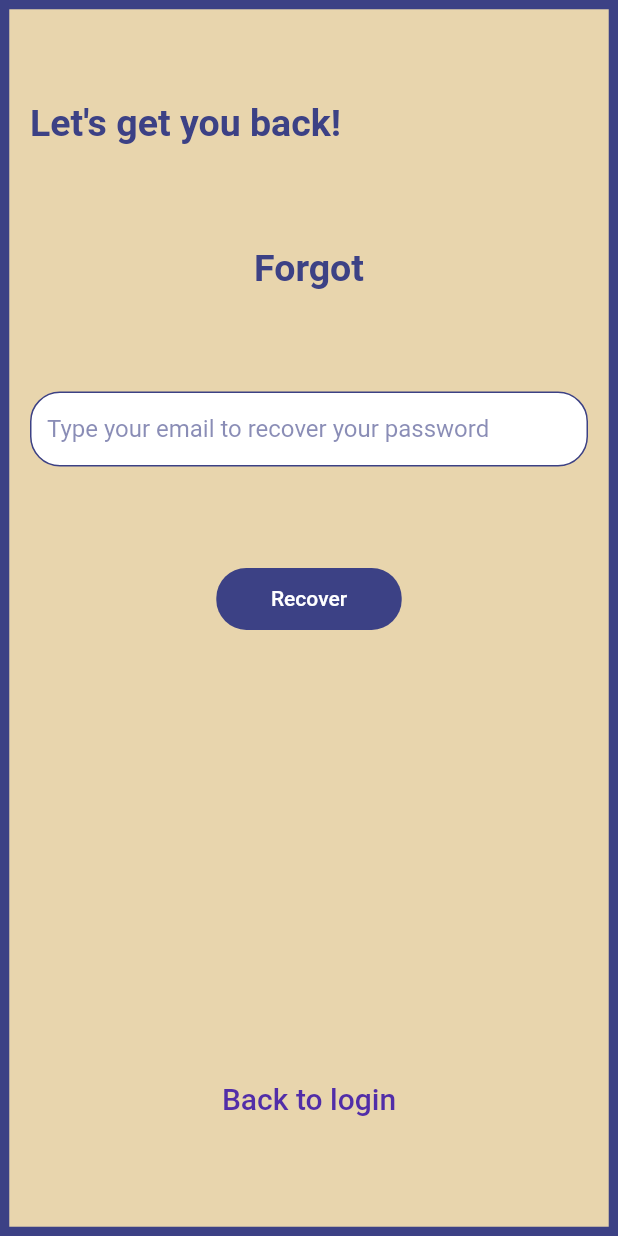
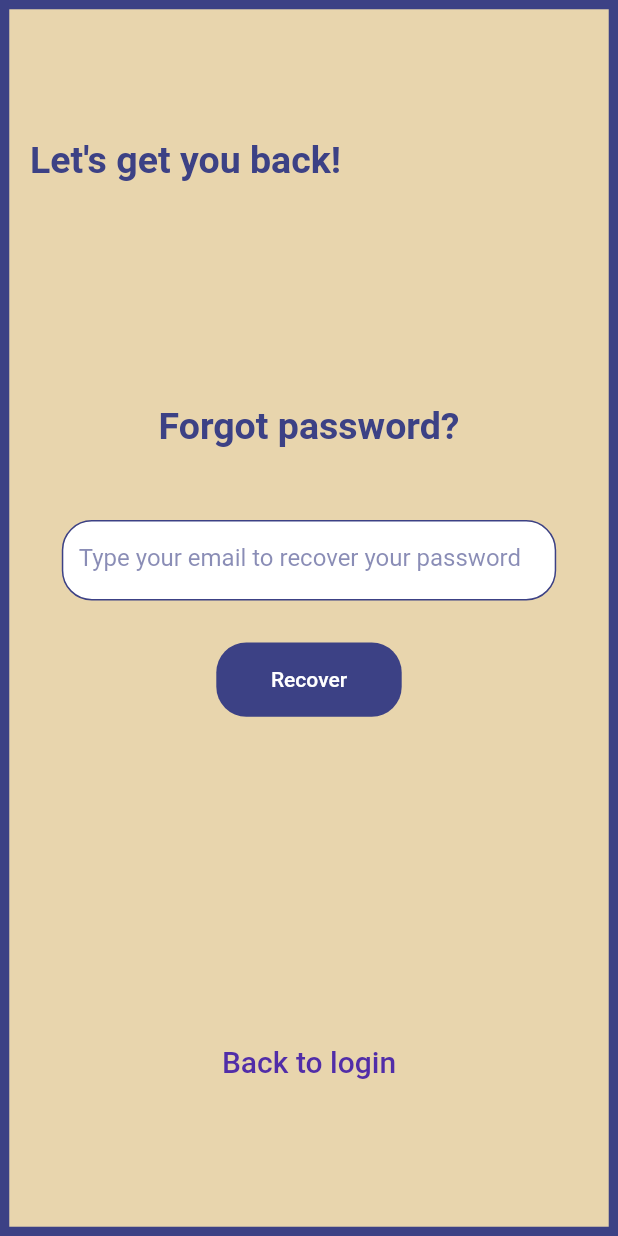
Before and after one commit to FredAPP/lindy, a Flutter app: the ForgotPage screen opened directly, on a phone screen of 412 x 824 dp. Run offline on Flutter 3.47's test engine with Material 2 defaults, Android fonts, the phone set to English and light mode, and no system bars; our stand-ins replace youtube_player_flutter.

Commit message:
Refatoracao da página forgot

```diff
--- a/lib/pages/forgot.dart
+++ b/lib/pages/forgot.dart
@@ -26,6 +26,7 @@ class ForgotPage extends StatelessWidget {
               Padding(
                   padding: EdgeInsets.symmetric(
                     horizontal: 20,
+                    vertical: height * 0.09,
                   ),
                   child: Column(
                     mainAxisAlignment: MainAxisAlignment.spaceEvenly,
@@ -38,15 +39,23 @@ class ForgotPage extends StatelessWidget {
                                 fontSize: 25,
                                 fontWeight: FontWeight.bold)),
                       ),
-                      Text(
-                        'Forgot',
-                        style: TextStyle(
-                          fontSize: 25,
-                          color: Color.fromRGBO(60, 65, 133, 1),
-                          fontWeight: FontWeight.bold
+                      SizedBox(
+                        height: height * 0.1,
+                      ),
+                      Padding(
+                        padding: const EdgeInsets.all(30.0),
+                        child: Text(
+                          'Forgot password?',
+                          style: TextStyle(
+                            fontSize: 25,
+                            color: Color.fromRGBO(60, 65, 133, 1),
+                            fontWeight: FontWeight.bold
+                          ),
                         ),
                       ),
                       Container(
+                        width: width * 0.8,
+                        height: height * 0.065,
                         decoration: BoxDecoration(
                             color: Colors.white,
                             border: Border.all(
@@ -71,8 +80,9 @@ class ForgotPage extends StatelessWidget {
                             decoration: BoxDecoration(
                                 color: Color.fromRGBO(60, 65, 133, 1),
                                 borderRadius: BorderRadius.circular(20)),
-                            width: width * 0.3,
-                            height: height * 0.05,
+                                width: width * 0.3,
+                                margin: EdgeInsets.only(top: 10),
+                                height: height * 0.06,
                             child: FlatButton(
                               onPressed: () {
                                 Navigator.of(context).push(MaterialPageRoute(
@@ -90,7 +100,7 @@ class ForgotPage extends StatelessWidget {
                             mainAxisAlignment: MainAxisAlignment.end,
                             children: [
                               SizedBox(
-                                height: height * 0.35,
+                                height: height * 0.25,
                               ),
                               FlatButton(
                                 onPressed: () {
```
